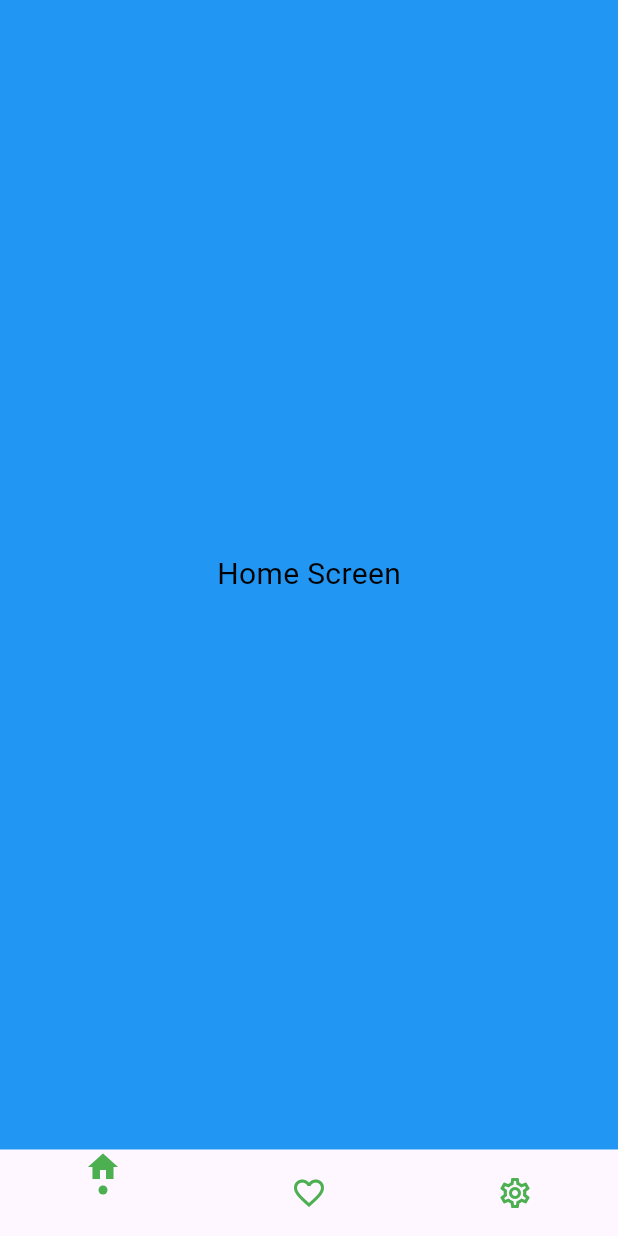
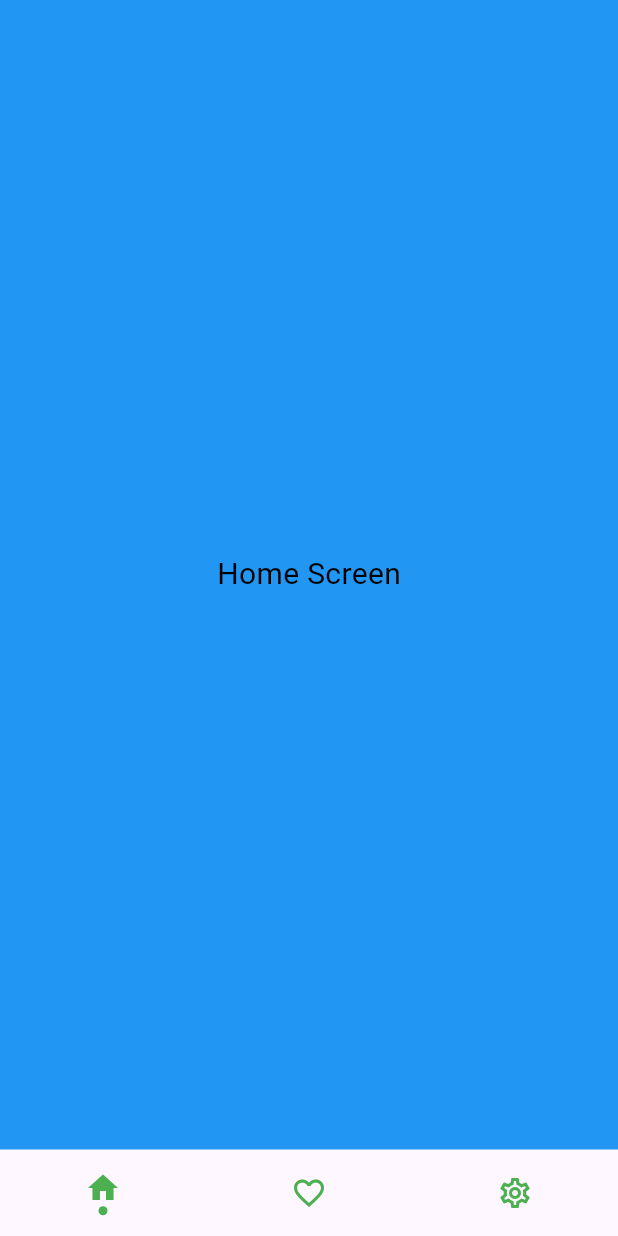
Before and after one commit to muneeb-shahid/dot_bottom_navigation_bar, a Flutter app: the screen it shows after launch, on a phone screen of 412 x 824 dp. Run offline on Flutter 3.47's test engine with Material 3 defaults, Android fonts, the phone set to English and light mode, and no system bars.

```diff
--- a/example/lib/main.dart
+++ b/example/lib/main.dart
@@ -44,6 +44,8 @@ class _MyHomePageState extends State<MyHomePage> {
     return Scaffold(
       body: screen[currentIndex],
       bottomNavigationBar: DotBottomNavigationBar(
+          selectedFontSize: 0.0,
+          unselectedFontSize: 0.0,
           onTap: (int index) {
             setState(() {
               currentIndex = index;
@@ -52,6 +54,8 @@ class _MyHomePageState extends State<MyHomePage> {
           items: [
             DotBottomNavigationBarItem(
                 activeIcon: const Column(
+                  mainAxisAlignment: MainAxisAlignment.center,
+                  crossAxisAlignment: CrossAxisAlignment.center,
                   children: [
                     Icon(
                       Icons.home,
@@ -69,6 +73,8 @@ class _MyHomePageState extends State<MyHomePage> {
                 )),
             DotBottomNavigationBarItem(
                 activeIcon: const Column(
+                  mainAxisAlignment: MainAxisAlignment.center,
+                  crossAxisAlignment: CrossAxisAlignment.center,
                   children: [
                     Icon(
                       Icons.favorite,
@@ -86,6 +92,8 @@ class _MyHomePageState extends State<MyHomePage> {
                 )),
             DotBottomNavigationBarItem(
                 activeIcon: const Column(
+                  mainAxisAlignment: MainAxisAlignment.center,
+                  crossAxisAlignment: CrossAxisAlignment.center,
                   children: [
                     Icon(
                       Icons.settings,
```
Also changed, not shown: 1 other file.
